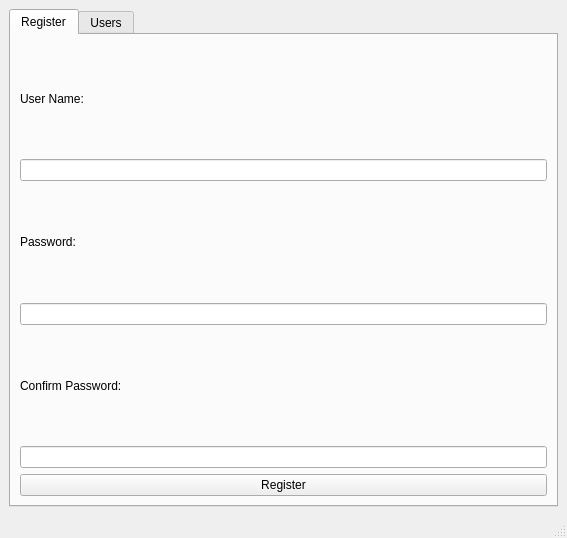
conbaodn/integrity, file management.ui: the form before one commit.
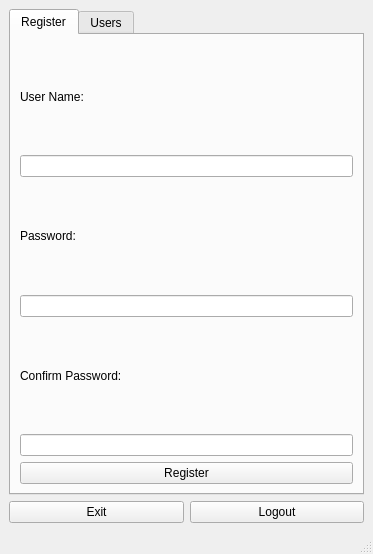
The form after the commit. The open tabs and pages were chosen to show the change.

Commit message: Basic data management

Diff of the .ui file:
```diff
--- a/management.ui
+++ b/management.ui
@@ -6,8 +6,8 @@
    <rect>
     <x>0</x>
     <y>0</y>
-    <width>567</width>
-    <height>538</height>
+    <width>373</width>
+    <height>554</height>
    </rect>
   </property>
   <property name="windowTitle">
@@ -15,12 +15,18 @@
   </property>
   <widget class="QWidget" name="centralwidget">
    <layout class="QGridLayout" name="gridLayout_2">
-    <item row="0" column="0">
+    <item row="0" column="0" colspan="2">
      <widget class="QTabWidget" name="tabWidget">
       <property name="currentIndex">
        <number>1</number>
       </property>
       <widget class="QWidget" name="tab_register">
+       <property name="maximumSize">
+        <size>
+         <width>16777215</width>
+         <height>10000000</height>
+        </size>
+       </property>
        <attribute name="title">
         <string>Register</string>
        </attribute>
@@ -91,6 +97,20 @@
       </widget>
      </widget>
     </item>
+    <item row="1" column="0">
+     <widget class="QPushButton" name="btn_exit">
+      <property name="text">
+       <string>Exit</string>
+      </property>
+     </widget>
+    </item>
+    <item row="1" column="1">
+     <widget class="QPushButton" name="btn_logout">
+      <property name="text">
+       <string>Logout</string>
+      </property>
+     </widget>
+    </item>
    </layout>
   </widget>
   <widget class="QMenuBar" name="menubar">
```
Left out of the diff: 26 changed lines with no effect on the pictures. The commit also changes 13 other files.
